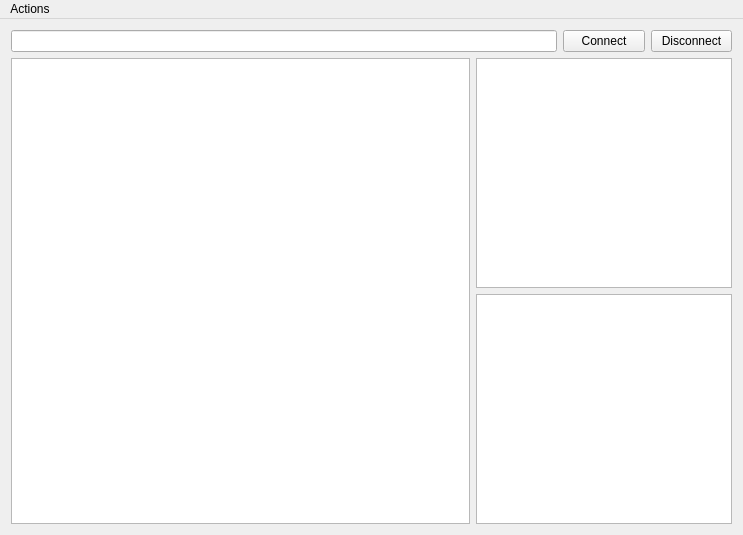
Old version of the form mainwindow_ui.ui in the repository FreeOpcUa/opcua-client-gui.
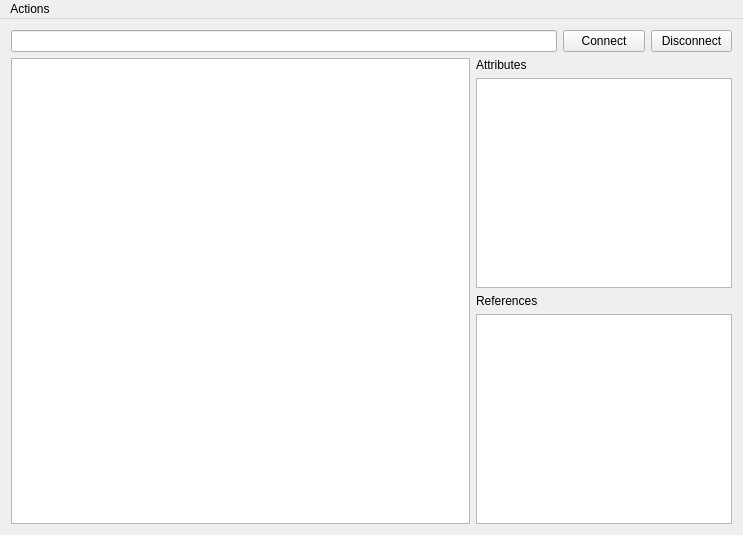
New version of the form.

Commit message: display references

```diff
--- a/mainwindow_ui.ui
+++ b/mainwindow_ui.ui
@@ -33,14 +33,35 @@
      </widget>
     </item>
     <item row="2" column="1" colspan="3">
-     <widget class="QTableView" name="addrView"/>
-    </item>
-    <item row="1" column="0" rowspan="2">
-     <widget class="QTreeView" name="treeView"/>
-    </item>
-    <item row="1" column="1" colspan="3">
      <widget class="QTreeView" name="attrView"/>
     </item>
+    <item row="4" column="1" colspan="3">
+     <widget class="QTableView" name="refView"/>
+    </item>
+    <item row="3" column="1">
+     <widget class="QLabel" name="label">
+      <property name="text">
+       <string>References</string>
+      </property>
+     </widget>
+    </item>
+    <item row="1" column="1" colspan="2">
+     <widget class="QLabel" name="label_2">
+      <property name="text">
+       <string>Attributes</string>
+      </property>
+     </widget>
+    </item>
+    <item row="1" column="0" rowspan="4">
+     <widget class="QTreeView" name="treeView">
+      <property name="editTriggers">
+       <set>QAbstractItemView::NoEditTriggers</set>
+      </property>
+      <property name="dragEnabled">
+       <bool>true</bool>
+      </property>
+     </widget>
+    </item>
    </layout>
   </widget>
   <widget class="QMenuBar" name="menuBar">
```
The commit also changes 2 other files.
